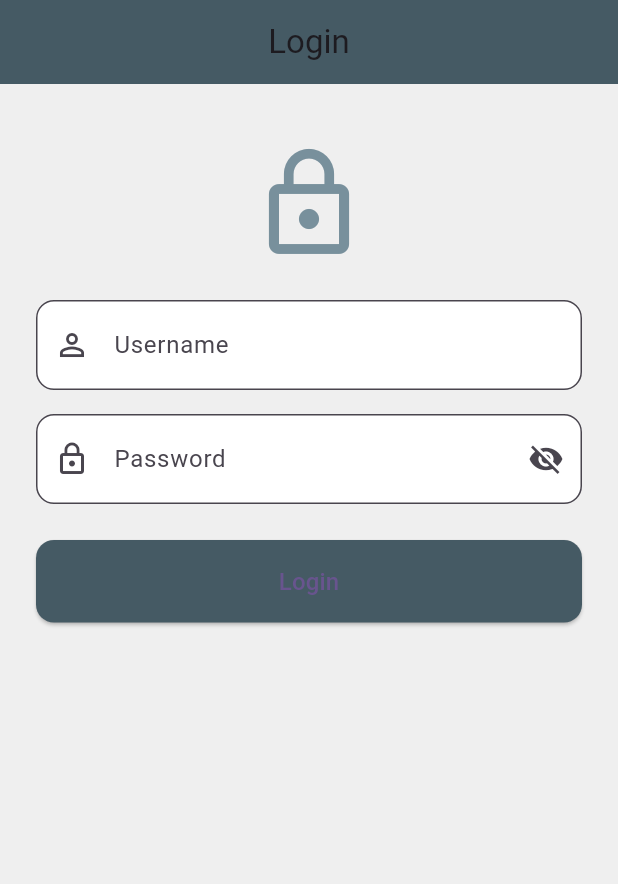
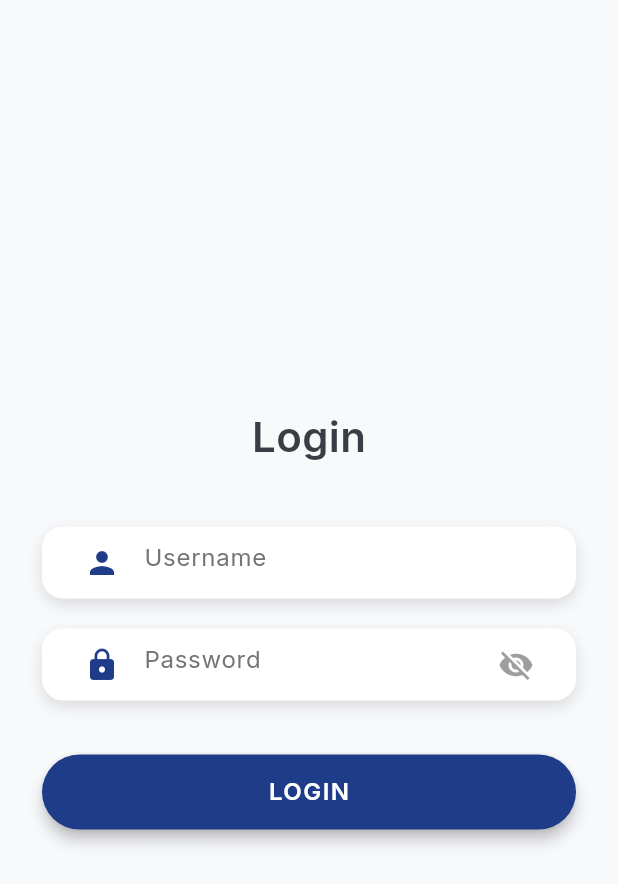
Before and after one commit to ikasurr/app_pentamed, a Flutter app: the screen it shows after launch, on a phone screen of 412 x 824 dp. Shown: the top 884 px of the screen. Run offline on Flutter 3.47's test engine with Material 3 defaults, Android fonts, the phone set to English and light mode, and no system bars; our stand-ins replace curved_navigation_bar, get, google_fonts, supabase_flutter; accounts and stored records are empty.

Commit message:
edit login, profil n tambah font

```diff
--- a/lib/page/login.dart
+++ b/lib/page/login.dart
@@ -1,5 +1,6 @@
 import 'package:app_pentamed/auth_service.dart';
 import 'package:flutter/material.dart';
+import 'package:google_fonts/google_fonts.dart'; // Pastikan sudah ada di pubspec.yaml
 
 class Login extends StatefulWidget {
   const Login({super.key});
@@ -21,75 +22,75 @@ class _LoginState extends State<Login> {
   TextEditingController usernameController = TextEditingController();
   TextEditingController passwordController = TextEditingController();
 
+  final Color backgroundColor = Color(0xFFF8F9FB); // background soft
+  final Color inputColor = Colors.white;
+  final Color textColor = Color(0xFF3A3D45); // abu gelap
+  final Color accentColor = Color(0xFF1F3C88); // navy elegan
+
   @override
   Widget build(BuildContext context) {
     return Scaffold(
-      backgroundColor: const Color(0xFFEFEFEF), // Latar belakang lebih soft
-      appBar: AppBar(
-        backgroundColor: Colors.blueGrey[700],
-        title: const Text('Login'),
-        centerTitle: true,
-        elevation: 0,
+      backgroundColor: backgroundColor,
+      body: SafeArea(
+        child: Center(
+          child: SingleChildScrollView(
+            padding: const EdgeInsets.symmetric(horizontal: 28, vertical: 40),
+            child: Column(
+              mainAxisAlignment: MainAxisAlignment.center,
+              children: [
+                Text(
+                  "Login",
+                  style: GoogleFonts.inter(
+                    fontSize: 28,
+                    fontWeight: FontWeight.w600,
+                    color: textColor,
                   ),
-      body: SingleChildScrollView(
-        padding: const EdgeInsets.symmetric(horizontal: 24, vertical: 40),
-        child: Column(
-          crossAxisAlignment: CrossAxisAlignment.stretch,
-          children: [
-            Icon(Icons.lock_outline, size: 80, color: Colors.blueGrey[400]),
-            const SizedBox(height: 24),
-            TextField(
+                ),
+                const SizedBox(height: 40),
+                _buildInputBox(
+                  child: TextField(
                     controller: usernameController,
+                    style: GoogleFonts.inter(color: textColor),
                     decoration: InputDecoration(
-                labelText: 'Username',
-                hintText: 'Enter your username',
-                prefixIcon: Icon(Icons.person_outline),
-                filled: true,
-                fillColor: Colors.white,
-                contentPadding: const EdgeInsets.symmetric(
-                  vertical: 18,
-                  horizontal: 16,
-                ),
-                border: OutlineInputBorder(
-                  borderRadius: BorderRadius.circular(12),
+                      hintText: 'Username',
+                      hintStyle: GoogleFonts.inter(color: Colors.grey[600]),
+                      prefixIcon: Icon(Icons.person, color: accentColor),
+                      border: InputBorder.none,
                     ),
                   ),
                 ),
-            const SizedBox(height: 16),
-            TextField(
+                const SizedBox(height: 20),
+                _buildInputBox(
+                  child: TextField(
+                    controller: passwordController,
                     obscureText: statusPassword,
-              controller: passwordController,
+                    style: GoogleFonts.inter(color: textColor),
                     decoration: InputDecoration(
-                labelText: 'Password',
-                hintText: 'Enter your password',
-                prefixIcon: Icon(Icons.lock_outline),
-                filled: true,
-                fillColor: Colors.white,
-                contentPadding: const EdgeInsets.symmetric(
-                  vertical: 18,
-                  horizontal: 16,
+                      hintText: 'Password',
+                      hintStyle: GoogleFonts.inter(color: Colors.grey[600]),
+                      prefixIcon: Icon(Icons.lock, color: accentColor),
+                      suffixIcon: IconButton(
+                        icon: Icon(
+                          statusPassword
+                              ? Icons.visibility_off
+                              : Icons.visibility,
+                          color: Colors.grey,
                         ),
-                border: OutlineInputBorder(
-                  borderRadius: BorderRadius.circular(12),
+                        onPressed: menampilkanPassword,
                       ),
-                suffixIcon: IconButton(
-                  onPressed: () {
-                    menampilkanPassword();
-                  },
-                  icon: statusPassword
-                      ? const Icon(Icons.visibility_off)
-                      : const Icon(Icons.visibility),
+                      border: InputBorder.none,
                     ),
                   ),
                 ),
-            const SizedBox(height: 24),
+                const SizedBox(height: 36),
                 ElevatedButton(
                   style: ElevatedButton.styleFrom(
-                padding: const EdgeInsets.symmetric(vertical: 16),
-                backgroundColor: Colors.blueGrey[700],
+                    backgroundColor: accentColor,
+                    minimumSize: const Size.fromHeight(50),
                     shape: RoundedRectangleBorder(
-                  borderRadius: BorderRadius.circular(12),
+                      borderRadius: BorderRadius.circular(30),
                     ),
+                    elevation: 4,
                   ),
                   onPressed: () async {
                     setState(() {
@@ -106,11 +107,39 @@ class _LoginState extends State<Login> {
                   },
                   child: isLoading
                       ? const CircularProgressIndicator(color: Colors.white)
-                  : const Text('Login', style: TextStyle(fontSize: 16)),
+                      : Text(
+                          'LOGIN',
+                          style: GoogleFonts.inter(
+                            fontSize: 16,
+                            fontWeight: FontWeight.w600,
+                            color: Colors.white,
+                            letterSpacing: 1,
+                          ),
+                        ),
                 ),
               ],
             ),
           ),
+        ),
+      ),
+    );
+  }
+
+  Widget _buildInputBox({required Widget child}) {
+    return Container(
+      padding: const EdgeInsets.symmetric(horizontal: 16),
+      decoration: BoxDecoration(
+        color: inputColor,
+        borderRadius: BorderRadius.circular(14),
+        boxShadow: [
+          BoxShadow(
+            color: Colors.black12,
+            blurRadius: 8,
+            offset: const Offset(0, 4),
+          ),
+        ],
+      ),
+      child: child,
     );
   }
 }
--- a/pubspec.yaml
+++ b/pubspec.yaml
@@ -38,6 +38,7 @@ dependencies:
   get_storage: ^2.1.1
   supabase_flutter: ^2.9.0
   curved_navigation_bar: ^1.0.6
+  google_fonts: ^6.1.0
 
 dev_dependencies:
   flutter_test:
```
Also changed, not shown: lib/page/profile.dart (+140 -1 lines), pubspec.lock. Lines whose indentation alone changed are shown as unchanged.
